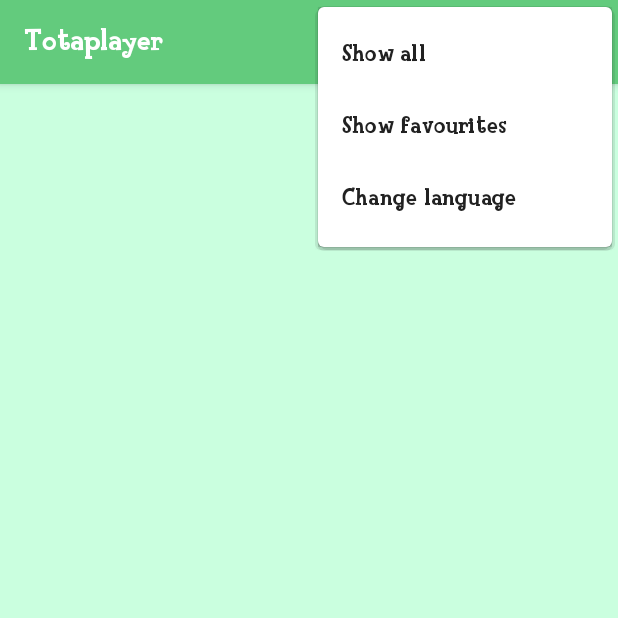
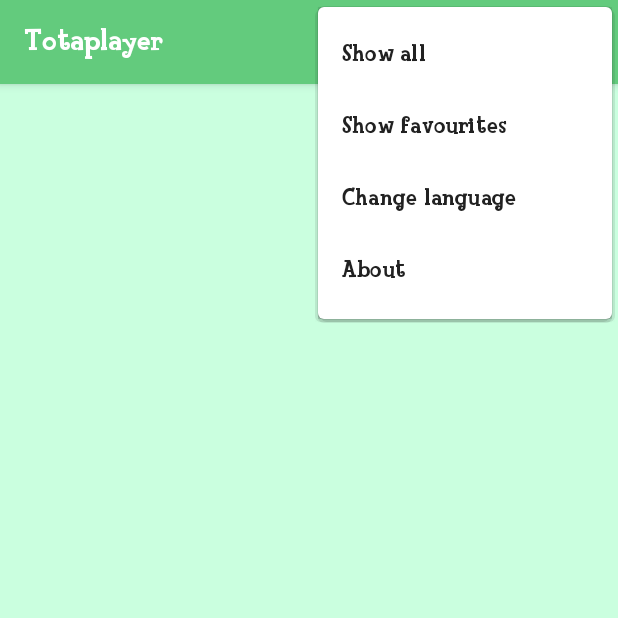
Before and after one commit to sergibonell/AnimalCrossingPlayer, an Android app: the screen it shows after launch (MainActivity), with the options menu open, on a phone screen of 412 x 824 dp, the top half of it. Run offline under Robolectric (Android 15) with nearby library versions, the light colour scheme and no system bars; our stand-ins replace Room's generated code; network calls fail; 1 statement that could not run was skipped.

Commit message:
Added about Dialog

```diff
--- a/app/src/main/java/cat/itb/totaplayer/fragments/SongListFragment.kt
+++ b/app/src/main/java/cat/itb/totaplayer/fragments/SongListFragment.kt
@@ -115,6 +115,7 @@ class SongListFragment : Fragment(), OnClickListener {
             R.id.show_all -> selectAll()
             R.id.show_favs -> selectFavorites()
             R.id.language -> openLanguageDialog()
+            R.id.about -> openAboutDialog()
         }
         return super.onOptionsItemSelected(item)
     }
@@ -133,6 +134,10 @@ class SongListFragment : Fragment(), OnClickListener {
         LanguageDialogFragment().show(childFragmentManager, LanguageDialogFragment.TAG)
     }
 
+    private fun openAboutDialog(){
+        AboutDialogFragment().show(childFragmentManager, AboutDialogFragment.TAG)
+    }
+
     // Update current language and settings in SharedPreferences
     private fun updateLanguagePrefs(n : Int){
         language = n
--- a/app/src/main/res/layout/fragment_song_detail.xml
+++ b/app/src/main/res/layout/fragment_song_detail.xml
@@ -27,7 +27,7 @@
         android:layout_width="wrap_content"
         android:layout_height="wrap_content"
         android:text="@string/song_name_placeholder"
-        android:textSize="26sp"
+        android:textSize="36sp"
         android:padding="10dp"
         app:layout_constraintEnd_toEndOf="parent"
         app:layout_constraintStart_toStartOf="parent"
--- a/app/src/main/res/menu/options_menu.xml
+++ b/app/src/main/res/menu/options_menu.xml
@@ -1,6 +1,7 @@
 <?xml version="1.0" encoding="utf-8"?>
 <menu xmlns:android="http://schemas.android.com/apk/res/android">
-    <item android:id="@+id/show_all" android:title="Show all"/>
-    <item android:id="@+id/show_favs" android:title="Show favourites"/>
-    <item android:id="@+id/language" android:title="Change language"/>
+    <item android:id="@+id/show_all" android:title="@string/show_all"/>
+    <item android:id="@+id/show_favs" android:title="@string/show_favourites"/>
+    <item android:id="@+id/language" android:title="@string/change_language"/>
+    <item android:id="@+id/about" android:title="@string/about"/>
 </menu>
--- a/app/src/main/res/values/strings.xml
+++ b/app/src/main/res/values/strings.xml
@@ -4,6 +4,12 @@
     <string name="negative_text">Cancel</string>
     <string name="positive_text">OK</string>
     <string name="language_choice_text">Choose your language:</string>
+    <string name="about_the_app_text">About the app</string>
+    <string name="about_info_text">- Tap to open the song detail and play it\n- Long tap to add it to favourites\n\nBlue background songs are in your favourites library, green ones aren\'t!</string>
+    <string name="show_all">Show all</string>
+    <string name="show_favourites">Show favourites</string>
+    <string name="change_language">Change language</string>
+    <string name="about">About</string>
     <string-array name="languages">
         <item>English US</item>
         <item>English UK</item>
```
Also changed, not shown: app/src/main/java/cat/itb/totaplayer/fragments/AboutDialogFragment.kt (added, +45 -0 lines), app/src/main/res/layout/fragment_about_dialog.xml (added, +36 -0 lines).
